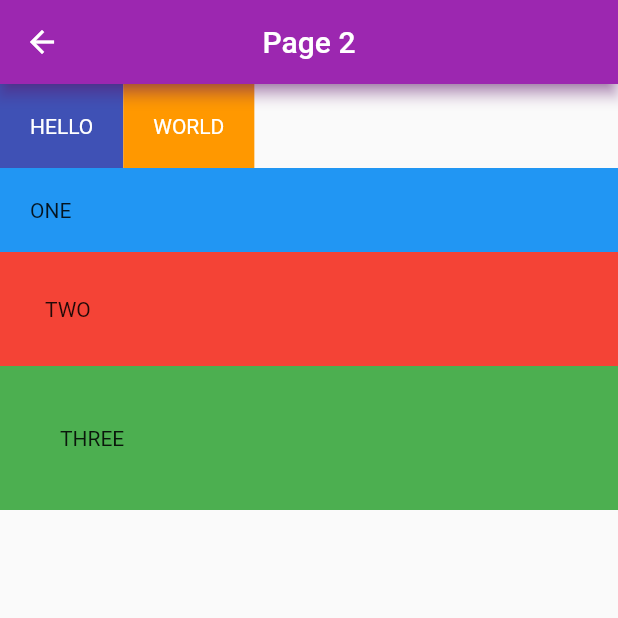
After one commit to MounirBlk/TimeZone-Flutter, a Flutter app: the screen it shows after launch, after a tap on "Page 2 COLUMN", on a phone screen of 412 x 824 dp, the top half of it. The commit adds this screen. Run offline on Flutter 3.47's test engine with Material 2 defaults, Android fonts, the phone set to English and light mode, and no system bars.

Commit message:
ROW AND COLUMN

```diff
--- a/lib/main.dart
+++ b/lib/main.dart
@@ -1,5 +1,7 @@
 // ignore_for_file: avoid_print
 import 'package:flutter/material.dart';
+import 'package:timezone/page1.dart';
+import 'package:timezone/page2.dart';
 
 void main() => runApp(const MaterialApp(home: Home()));
 
@@ -16,9 +18,8 @@ class Home extends StatelessWidget {
         shadowColor: Colors.purple[500],
       ),
       body: Center(
-        child: Column(
-            crossAxisAlignment: CrossAxisAlignment.center,
-            mainAxisAlignment: MainAxisAlignment.center,
+        child: Column(crossAxisAlignment: CrossAxisAlignment.center,
+            //mainAxisAlignment: MainAxisAlignment.center,
             children: <Widget>[
               const Text(
                 'Hello guys !',
@@ -31,16 +32,31 @@ class Home extends StatelessWidget {
               ),
               ElevatedButton(
                 onPressed: (() {
-                  print('You clicked on me');
+                  Navigator.push(context, MaterialPageRoute(builder: (context) {
+                    return const Page1();
+                  }));
                 }),
                 style: ButtonStyle(
                   backgroundColor:
                       MaterialStateProperty.all(Colors.indigoAccent),
                 ),
-                child: const Text('Click on me'),
+                child: const Text('Page 1 ROW'),
+              ),
+              ElevatedButton(
+                onPressed: (() {
+                  Navigator.push(context, MaterialPageRoute(builder: (context) {
+                    return const Page2();
+                  }));
+                }),
+                style: ButtonStyle(
+                  backgroundColor: MaterialStateProperty.all(Colors.green),
+                ),
+                child: const Text('Page 2 COLUMN'),
               ),
               ElevatedButton.icon(
-                onPressed: (() {}),
+                onPressed: (() {
+                  print('Mail send !');
+                }),
                 icon: const Icon(
                   Icons.mail,
                   color: Colors.white,
--- /dev/null
+++ b/lib/page2.dart
@@ -0,0 +1,57 @@
+// ignore_for_file: avoid_print
+import 'package:flutter/material.dart';
+
+class Page2 extends StatefulWidget {
+  const Page2({super.key});
+
+  @override
+  State<Page2> createState() => _Page2State();
+}
+
+class _Page2State extends State<Page2> {
+  @override
+  Widget build(BuildContext context) {
+    return Scaffold(
+      appBar: AppBar(
+        title: const Text('Page 2'),
+        centerTitle: true,
+        backgroundColor: Colors.purple,
+        shadowColor: Colors.purple[500],
+      ),
+      body: Column(
+        mainAxisAlignment: MainAxisAlignment.start,
+        crossAxisAlignment: CrossAxisAlignment.stretch,
+        children: <Widget>[
+          Row(
+            children: <Widget>[
+              Container(
+                  padding: const EdgeInsets.all(20.0),
+                  color: Colors.indigo,
+                  child: const Text(
+                    'HELLO',
+                    style: TextStyle(color: Colors.white),
+                  )),
+              Container(
+                  padding: const EdgeInsets.all(20.0),
+                  color: Colors.orange,
+                  child: const Text('WORLD',
+                      style: TextStyle(color: Colors.white)))
+            ],
+          ),
+          Container(
+              padding: const EdgeInsets.all(20.0),
+              color: Colors.blue,
+              child: const Text('ONE')),
+          Container(
+              padding: const EdgeInsets.all(30.0),
+              color: Colors.red,
+              child: const Text('TWO')),
+          Container(
+              padding: const EdgeInsets.all(40.0),
+              color: Colors.green,
+              child: const Text('THREE')),
+        ],
+      ),
+    );
+  }
+}
```
Also changed, not shown: lib/page1.dart (added, +47 -0 lines).
